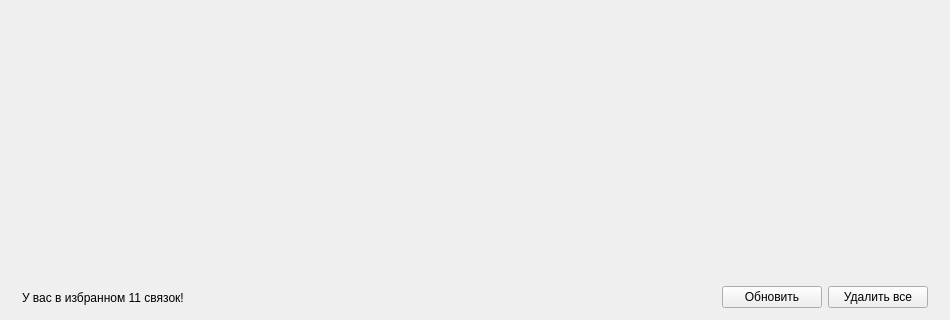
Above: client/favouritepage.ui from ttema4/p2p-app before the change; both pictures show x 0 to 950 and y 280 to 600 of the 950 by 600 pixel window. Below: the same form after it.
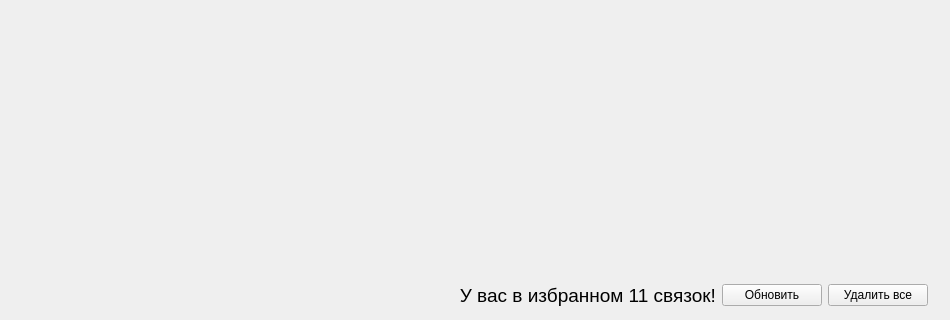
That is the form after the change.

```diff
--- a/client/favouritepage.ui
+++ b/client/favouritepage.ui
@@ -66,16 +66,25 @@
        <property name="leftMargin">
         <number>22</number>
        </property>
+       <property name="topMargin">
+        <number>5</number>
+       </property>
        <property name="rightMargin">
         <number>22</number>
        </property>
        <item>
         <widget class="QLabel" name="label">
+         <property name="font">
+          <font>
+           <pointsize>14</pointsize>
+           <bold>false</bold>
+          </font>
+         </property>
          <property name="text">
           <string>У вас в избранном 11 связок!</string>
          </property>
          <property name="alignment">
-          <set>Qt::AlignLeading|Qt::AlignLeft|Qt::AlignVCenter</set>
+          <set>Qt::AlignRight|Qt::AlignTrailing|Qt::AlignVCenter</set>
          </property>
         </widget>
        </item>
```
Left out of the diff: 3 changed lines with no effect on the pictures.
